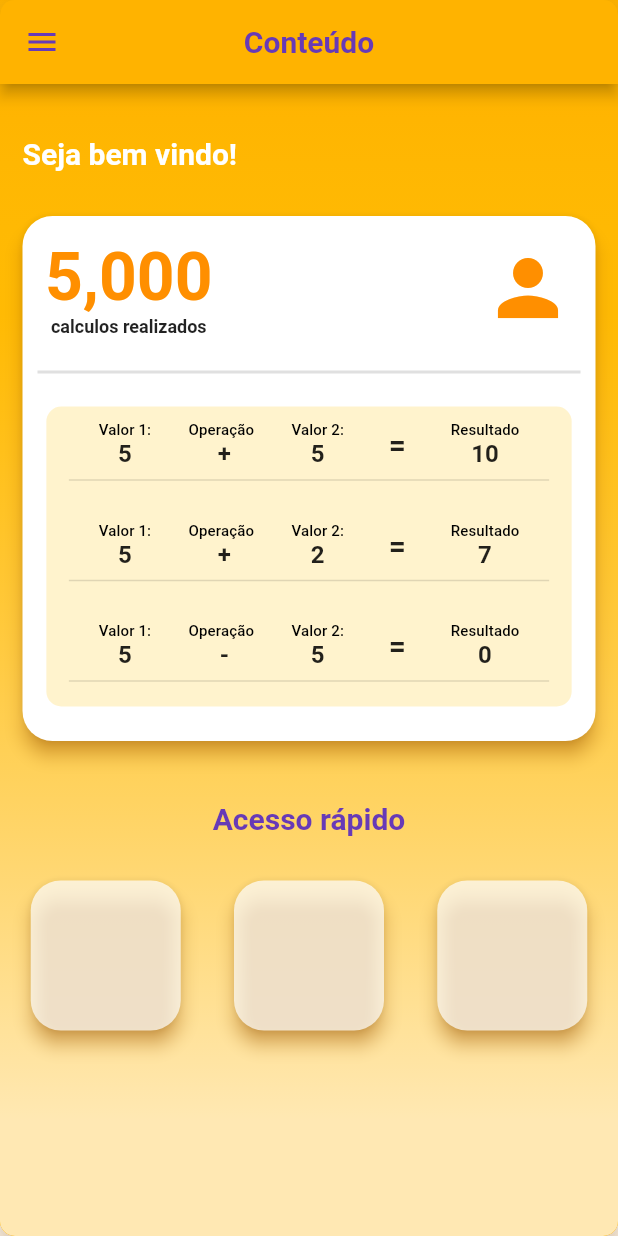
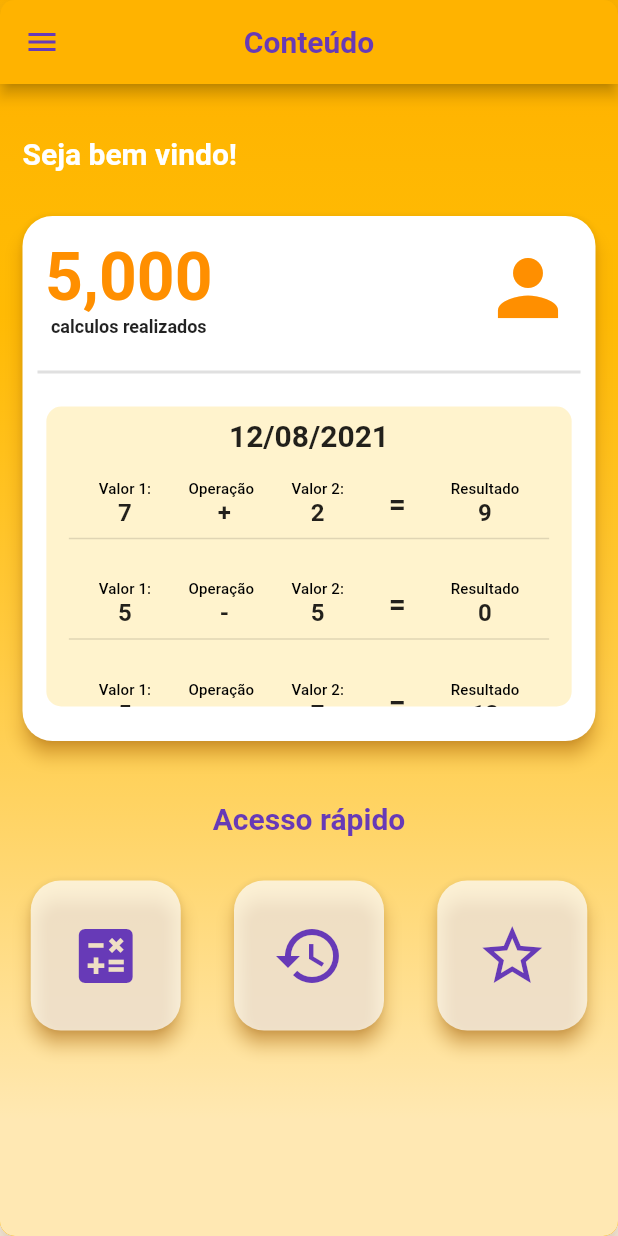
Before and after one commit to lneimardev/flutter-calc, a Flutter app: the screen it shows after launch, on a phone screen of 412 x 824 dp. Run offline on Flutter 3.47's test engine with Material 2 defaults, Android fonts, the phone set to English and light mode, and no system bars; drawn by our look-alikes of grouped_list.

Commit message:
Novas implementações
- Implementado historico;
- Implementada chamada a BO de historicos;
- Implementada ação nos cards de aceso rápido;
- Componentizado mais alguns widgets;
- Criado utils;
- Ajustes gerais;

```diff
--- a/flutter_calc/lib/main.dart
+++ b/flutter_calc/lib/main.dart
@@ -1,8 +1,12 @@
 import 'package:flutter/material.dart';
 import 'package:flutter_calc/view/pages/HomePage.dart';
 import 'package:flutter_calc/view/theme/theme.dart';
+import 'package:intl/date_symbol_data_local.dart';
 
 void main() {
+
+  initializeDateFormatting('pt_BR', null);
+
   runApp(MyApp());
 }
 
--- a/flutter_calc/lib/model/historico.dart
+++ b/flutter_calc/lib/model/historico.dart
@@ -1,4 +1,5 @@
 class Historico {
+  DateTime dataCalculo;
   String valor1Header;
   String valor1;
   String operacaoHeader;
@@ -13,6 +14,7 @@ class Historico {
       this.valor2Header = "Valor 2:",
       this.operacaoHeader = "Operação",
       this.resultadoHeader = "Resultado",
+      this.dataCalculo,
       this.valor1,
       this.valor2,
       this.operacao,
--- a/flutter_calc/lib/view/components/CardBase.dart
+++ b/flutter_calc/lib/view/components/CardBase.dart
@@ -9,6 +9,7 @@ class CardBase extends StatelessWidget {
   final double horizontalPadding;
   final double verticalPadding;
   final Color backgroundColor;
+  final Function onTapCard;
 
   CardBase(
       {this.child,
@@ -16,7 +17,8 @@ class CardBase extends StatelessWidget {
       this.width,
       this.horizontalPadding,
       this.verticalPadding,
-      this.backgroundColor});
+      this.backgroundColor,
+      this.onTapCard});
 
   @override
   Widget build(BuildContext context) {
@@ -34,6 +36,9 @@ class CardBase extends StatelessWidget {
                 : Theme.of(context).cardColor,
             elevation: 5,
             borderRadius: BorderRadius.circular(20),
+            child: InkWell(
+              borderRadius: BorderRadius.circular(20),
+              onTap: this.onTapCard ?? () {},
               child: Container(
                   height: heigth,
                   width: width,
@@ -42,6 +47,7 @@ class CardBase extends StatelessWidget {
                     borderRadius: BorderRadius.circular(20),
                   ),
                   child: child),
+            ),
           )),
     );
   }
--- /dev/null
+++ b/flutter_calc/lib/view/components/HistoricoWidget.dart
@@ -0,0 +1,95 @@
+import 'package:flutter/cupertino.dart';
+import 'package:flutter/material.dart';
+import 'package:flutter_calc/model/historico.dart';
+
+class HistoricoValores extends StatelessWidget {
+  const HistoricoValores({
+    Key key,
+    this.record,
+    this.subtitle2,
+    this.headline5,
+  }) : super(key: key);
+
+  final Historico record;
+  final TextStyle subtitle2;
+  final TextStyle headline5;
+
+  @override
+  Widget build(BuildContext context) {
+    return Padding(
+      padding: EdgeInsets.all(10),
+      child: Column(
+        children: [
+          Row(
+            mainAxisAlignment: MainAxisAlignment.spaceEvenly,
+            children: [
+              _historicoValorItem(
+                header: this.record.valor1Header,
+                value: this.record.valor1,
+                subtitle2: this.subtitle2,
+                headline5: this.headline5,
+              ),
+              _historicoValorItem(
+                  header: this.record.operacaoHeader,
+                  value: this.record.operacao,
+                  subtitle2: this.subtitle2,
+                  headline5: this.headline5),
+              _historicoValorItem(
+                  header: this.record.valor2Header,
+                  value: this.record.valor2,
+                  subtitle2: this.subtitle2,
+                  headline5: this.headline5),
+              Text(
+                " = ",
+                style: TextStyle(fontWeight: FontWeight.bold, fontSize: 20),
+              ),
+              _historicoValorItem(
+                  header: this.record.resultadoHeader,
+                  value: this.record.resultado,
+                  subtitle2: this.subtitle2,
+                  headline5: this.headline5),
+            ],
+          ),
+          Divider(
+            thickness: 1,
+            endIndent: 5,
+            indent: 5,
+          )
+        ],
+      ),
+    );
+  }
+}
+
+class _historicoValorItem extends StatelessWidget {
+  const _historicoValorItem({
+    Key key,
+    @required this.header,
+    @required this.value,
+    this.subtitle2,
+    this.headline5,
+  }) : super(key: key);
+
+  final String header;
+  final String value;
+  final TextStyle subtitle2;
+  final TextStyle headline5;
+
+  @override
+  Widget build(BuildContext context) {
+    return Column(
+      children: [
+        Text(
+          this.header,
+          style: this.subtitle2,
+          textAlign: TextAlign.center,
+        ),
+        Text(
+          this.value,
+          style: this.headline5,
+          textAlign: TextAlign.center,
+        )
+      ],
+    );
+  }
+}
--- a/flutter_calc/lib/view/pages/HomePage.dart
+++ b/flutter_calc/lib/view/pages/HomePage.dart
@@ -1,8 +1,13 @@
 import 'package:flutter/material.dart';
+import 'package:flutter_calc/bo/historico-bo.dart';
 import 'package:flutter_calc/model/historico.dart';
 import 'package:flutter_calc/view/components/CardBase.dart';
+import 'package:flutter_calc/view/components/HistoricoWidget.dart';
 import 'package:flutter_calc/view/components/PageBase.dart';
-import 'package:flutter_calc/view/pages/SecondPage.dart';
+import 'package:flutter_calc/view/pages/CalcPage.dart';
+import 'package:flutter_calc/view/pages/HistoryPage.dart';
+import 'package:flutter_calc/view/utils/utils.dart';
+import 'package:grouped_list/grouped_list.dart';
 
 class MyHomePage extends StatefulWidget {
   @override
@@ -14,8 +19,9 @@ class _MyHomePageState extends State<MyHomePage>
   AnimationController _animationController;
   bool isCollapsed = true;
   int MENU_ITEM_HOME = 1;
-  int MENU_ITEM_SECP = 2;
+  int MENU_ITEM_CALC = 2;
   int MENU_ITEMAVALI = 3;
+  int MENU_ITEM_HIST = 4;
 
   int _selectedMenu = 1;
 
@@ -53,6 +59,64 @@ class _MyHomePageState extends State<MyHomePage>
     //Scaffold(
     //   backgroundColor: Theme.of(context).scaffoldBackgroundColor,
     //   body: );
+  }
+
+  _historicoList() {
+    return FutureBuilder<List<Historico>>(
+        future: dadosListHistorico(),
+        builder:
+            (BuildContext context, AsyncSnapshot<List<Historico>> snapshot) {
+          if (snapshot.connectionState == ConnectionState.waiting) {
+            // TODO: Melhorar o visual do progress indicator
+            return Container(
+              height: 20,
+              width: 20,
+              child: CircularProgressIndicator(
+                strokeWidth: 2,
+              ),
+            );
+          }
+
+          if (snapshot != null &&
+              snapshot.data != null &&
+              snapshot.data.isNotEmpty) {
+            return GroupedListView<dynamic, DateTime>(
+              elements: snapshot.data,
+              groupBy: (element) => element.dataCalculo,
+              groupComparator: (value1, value2) => value2.compareTo(value1),
+              itemComparator: (item1, item2) =>
+                  item1.dataCalculo.compareTo(item2.dataCalculo),
+              order: GroupedListOrder.DESC,
+              useStickyGroupSeparators: false,
+              groupSeparatorBuilder: (DateTime value) => Padding(
+                padding: const EdgeInsets.all(8.0),
+                child: Text(
+                  formtDateToStr(value, "dd/MM/yyyy"),
+                  textAlign: TextAlign.center,
+                  style: TextStyle(fontSize: 20, fontWeight: FontWeight.bold),
+                ),
+              ),
+              itemBuilder: (c, element) {
+                return HistoricoValores(
+                  headline5: Theme.of(context).textTheme.headline5,
+                  subtitle2: Theme.of(context).textTheme.subtitle2,
+                  record: Historico(
+                      valor1: element.valor1,
+                      valor2: element.valor2,
+                      operacao: element.operacao,
+                      resultado: element.resultado),
+                );
+              },
+            );
+          }
+
+          // TODO: Melhorar o visual do texto de quando não tem dados
+          return Center(
+            child: Padding(
+                padding: EdgeInsets.all(10),
+                child: Text("Sem dados para serem exibidos...")),
+          );
+        });
   }
 
   Widget _context() {
@@ -95,12 +159,10 @@ class _MyHomePageState extends State<MyHomePage>
             child: ListView(
               children: [
                 SizedBox(height: 20),
-
                 _Header(
                   context: context,
                   text: "Seja bem vindo!",
                 ),
-
                 CardBase(
                   heigth: 350,
                   width: _size.width * 0.95,
@@ -149,45 +211,7 @@ class _MyHomePageState extends State<MyHomePage>
                                   .withOpacity(0.2),
                               borderRadius:
                                   BorderRadius.all(Radius.circular(10))),
-                        child: ListView(
-                          children: [
-                            _historicoValores(
-                              record: Historico(
-                                  valor1: "5",
-                                  valor2: "5",
-                                  operacao: " + ",
-                                  resultado: "10"),
-                            ),
-                            _historicoValores(
-                              record: Historico(
-                                  valor1: "5",
-                                  valor2: "2",
-                                  operacao: " + ",
-                                  resultado: "7"),
-                            ),
-                            _historicoValores(
-                              record: Historico(
-                                  valor1: "5",
-                                  valor2: "5",
-                                  operacao: " - ",
-                                  resultado: "0"),
-                            ),
-                            _historicoValores(
-                              record: Historico(
-                                  valor1: "5",
-                                  valor2: "5",
-                                  operacao: " + ",
-                                  resultado: "10"),
-                            ),
-                            _historicoValores(
-                              record: Historico(
-                                  valor1: "10",
-                                  valor2: "5",
-                                  operacao: " + ",
-                                  resultado: "15"),
-                            )
-                          ],
-                        ),
+                          child: _historicoList()
                           )
                     ],
                   ),
@@ -238,6 +262,8 @@ class _MyHomePageState extends State<MyHomePage>
           ),
         );
 
+    // TODO: ao voltar de uma outra página, fechar o menu se estiver aberto
+    // TODO: ao voltar de uma outra página, reposiionar o index do menu para a home
     return Align(
       alignment: Alignment.centerLeft,
       child: FractionallySizedBox(
@@ -245,19 +271,40 @@ class _MyHomePageState extends State<MyHomePage>
         child: ListView(
           padding: EdgeInsets.only(top: 100, bottom: 50),
           children: [
-            _menuItem("Home", Icons.home, () {}, MENU_ITEM_HOME),
+            _menuItem("Home", Icons.home, () {
+              setState(() {
+                _selectedMenu = MENU_ITEM_HOME;
+              });
+
+              Navigator.push(
+                context,
+                MaterialPageRoute(builder: (context) => MyHomePage()),
+              );
+            }, MENU_ITEM_HOME),
             _menuItem("Calculadora", Icons.calculate, () {
               setState(() {
-                _selectedMenu = MENU_ITEM_SECP;
+                _selectedMenu = MENU_ITEM_CALC;
               });
 
               //Get.to(SecondPage());
 
               Navigator.push(
                 context,
-                MaterialPageRoute(builder: (context) => SecondPage()),
+                MaterialPageRoute(builder: (context) => CalcPage()),
               );
-            }, MENU_ITEM_SECP),
+            }, MENU_ITEM_CALC),
+            _menuItem("Histórico", Icons.history, () {
+              setState(() {
+                _selectedMenu = MENU_ITEM_HIST;
+              });
+
+              //Get.to(SecondPage());
+
+              Navigator.push(
+                context,
+                MaterialPageRoute(builder: (context) => HistoryPage()),
+              );
+            }, MENU_ITEM_HIST),
             SizedBox(
               height: _defaultPadding,
             ),
@@ -265,79 +312,6 @@ class _MyHomePageState extends State<MyHomePage>
           ],
         ),
       ),
-    );
-  }
-}
-
-class _historicoValores extends StatelessWidget {
-  const _historicoValores({
-    Key key,
-    this.record,
-  }) : super(key: key);
-
-  final Historico record;
-
-  @override
-  Widget build(BuildContext context) {
-    return Padding(
-      padding: EdgeInsets.all(10),
-      child: Column(
-        children: [
-          Row(
-            mainAxisAlignment: MainAxisAlignment.spaceEvenly,
-            children: [
-              _historicoValorItem(
-                  header: this.record.valor1Header, value: this.record.valor1),
-              _historicoValorItem(
-                  header: this.record.operacaoHeader,
-                  value: this.record.operacao),
-              _historicoValorItem(
-                  header: this.record.valor2Header, value: this.record.valor2),
-              Text(
-                " = ",
-                style: TextStyle(fontWeight: FontWeight.bold, fontSize: 20),
-              ),
-              _historicoValorItem(
-                  header: this.record.resultadoHeader,
-                  value: this.record.resultado),
-            ],
-          ),
-          Divider(
-            thickness: 1,
-            endIndent: 5,
-            indent: 5,
-          )
-        ],
-      ),
-    );
-  }
-}
-
-class _historicoValorItem extends StatelessWidget {
-  const _historicoValorItem({
-    Key key,
-    @required this.header,
-    @required this.value,
-  }) : super(key: key);
-
-  final String header;
-  final String value;
-
-  @override
-  Widget build(BuildContext context) {
-    return Column(
-      children: [
-        Text(
-          this.header,
-          style: Theme.of(context).textTheme.subtitle2,
-          textAlign: TextAlign.center,
-        ),
-        Text(
-          this.value,
-          style: Theme.of(context).textTheme.headline5,
-          textAlign: TextAlign.center,
-        )
-      ],
     );
   }
 }
@@ -357,18 +331,41 @@ class _Summary extends StatelessWidget {
             width: 100,
             horizontalPadding: 15,
             verticalPadding: 15,
+            onTapCard: () {
+              Navigator.push(
+                context,
+                MaterialPageRoute(builder: (context) => CalcPage()),
+              );
+            },
+            child: Icon(Icons.calculate, size: 48, color: Colors.deepPurple)),
+        CardBase(
+          heigth: 100,
+          width: 100,
+          horizontalPadding: 15,
+          verticalPadding: 15,
+          onTapCard: () {
+            Navigator.push(
+              context,
+              MaterialPageRoute(builder: (context) => HistoryPage()),
+            );
+          },
+          child: Icon(Icons.history, size: 48, color: Colors.deepPurple),
         ),
         CardBase(
           heigth: 100,
           width: 100,
           horizontalPadding: 15,
           verticalPadding: 15,
-        ),
-        CardBase(
-          heigth: 100,
-          width: 100,
-          horizontalPadding: 15,
-          verticalPadding: 15,
+          onTapCard: () {
+            //setState(() {
+            //    _selectedMenu = MENU_ITEM_CALC;
+            //  });
+
+            //Get.to(SecondPage());
+
+            // TODO: ir para avaliação do app
+          },
+          child: Icon(Icons.star_outline, size: 48, color: Colors.deepPurple),
         ),
       ],
     );
--- /dev/null
+++ b/flutter_calc/lib/view/utils/utils.dart
@@ -0,0 +1,7 @@
+import 'package:intl/intl.dart';
+
+String formtDateToStr(DateTime d, String format) {
+  if (d == null) return null;
+
+  return DateFormat(format, 'pt_BR').format(d);
+}
--- a/flutter_calc/pubspec.yaml
+++ b/flutter_calc/pubspec.yaml
@@ -31,6 +31,12 @@ dependencies:
 
   # get
   get: ^4.3.4
+
+  # grouped lists
+  grouped_list: ^4.1.0
+
+  # formats, localizations
+  intl: ^0.17.0
 
 dev_dependencies:
   flutter_test:
```
Also changed, not shown: flutter_calc/lib/bo/historico-bo.dart (added, +100 -0 lines), flutter_calc/lib/view/pages/CalcPage.dart (added, +32 -0 lines), flutter_calc/lib/view/pages/HistoryPage.dart (added, +94 -0 lines), flutter_calc/lib/view/pages/SecondPage.dart (deleted, +0 -29 lines). Lines whose indentation alone changed are shown as unchanged.
